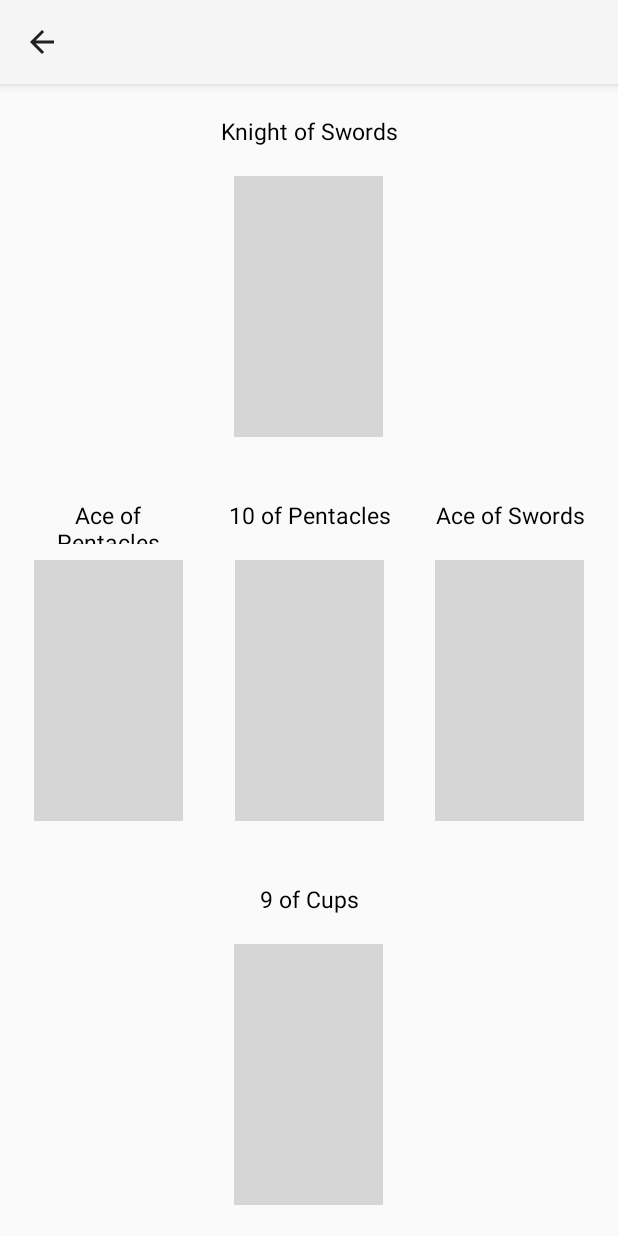
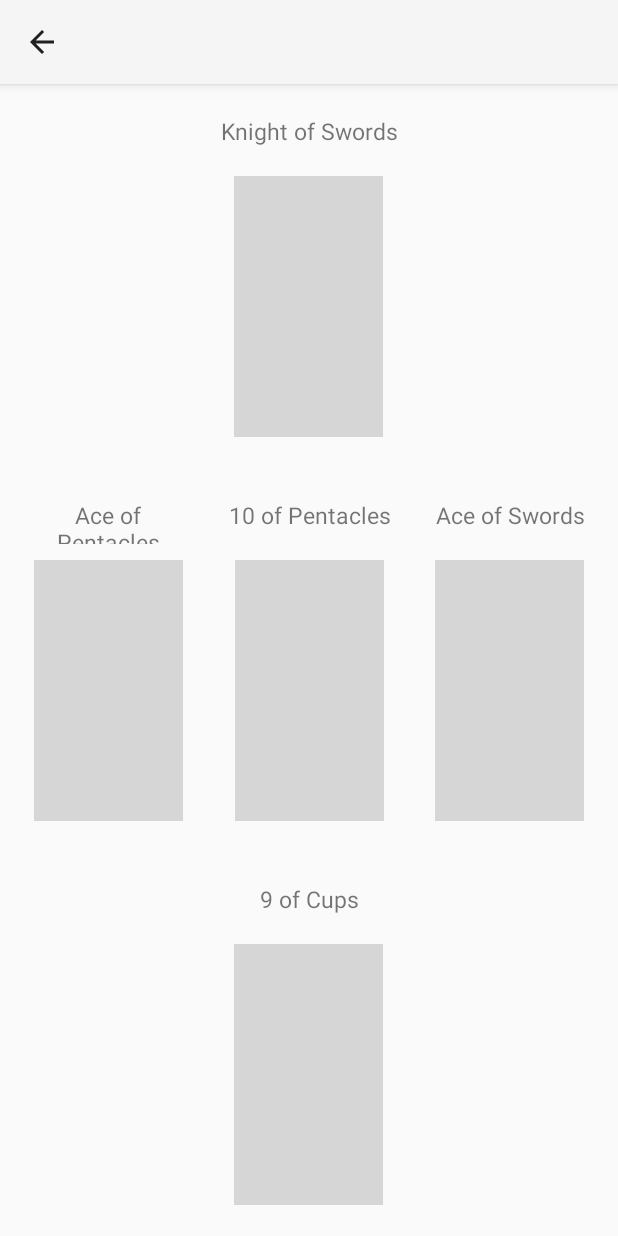
Before and after one commit to Fred374/Tarot, an Android app: the FiveCardSpreadActivity screen opened directly, with no data from a screen before it, on a phone screen of 412 x 824 dp. Run offline under Robolectric (Android 15) with nearby library versions, the phone set to English and light mode, and no system bars; our stand-ins replace Room's generated code.

Commit message:
Fix styling for different themes

```diff
--- a/app/src/main/res/values-sw375dp/styles.xml
+++ b/app/src/main/res/values-sw375dp/styles.xml
@@ -15,7 +15,6 @@
         <item name="android:layout_height">40dp</item>
         <item name="android:layout_margin">5dp</item>
         <item name="android:textAlignment">center</item>
-        <item name="android:textColor">@color/black</item>
         <item name="android:textSize">15sp</item>
     </style>
 
--- a/app/src/main/res/values/styles.xml
+++ b/app/src/main/res/values/styles.xml
@@ -16,7 +16,6 @@
         <item name="android:layout_height">40dp</item>
         <item name="android:layout_margin">5dp</item>
         <item name="android:textAlignment">center</item>
-        <item name="android:textColor">@color/black</item>
         <item name="android:textSize">12sp</item>
     </style>
 
@@ -31,7 +30,6 @@
         <item name="android:layout_height">60dp</item>
         <item name="android:layout_margin">5dp</item>
         <item name="android:textAlignment">center</item>
-        <item name="android:textColor">@color/black</item>
         <item name="android:textSize">24sp</item>
     </style>
 
@@ -63,7 +61,6 @@
         <item name="android:layout_height">match_parent</item>
         <item name="android:layout_margin">5dp</item>
         <item name="android:textAlignment">center</item>
-        <item name="android:textColor">@color/black</item>
         <item name="android:textSize">24sp</item>
     </style>
 
@@ -77,7 +74,6 @@
         <item name="android:layout_width">match_parent</item>
         <item name="android:layout_height">0dp</item>
         <item name="android:layout_margin">5dp</item>
-        <item name="android:textColor">@color/black</item>
         <item name="android:textSize">20sp</item>
     </style>
 
```
